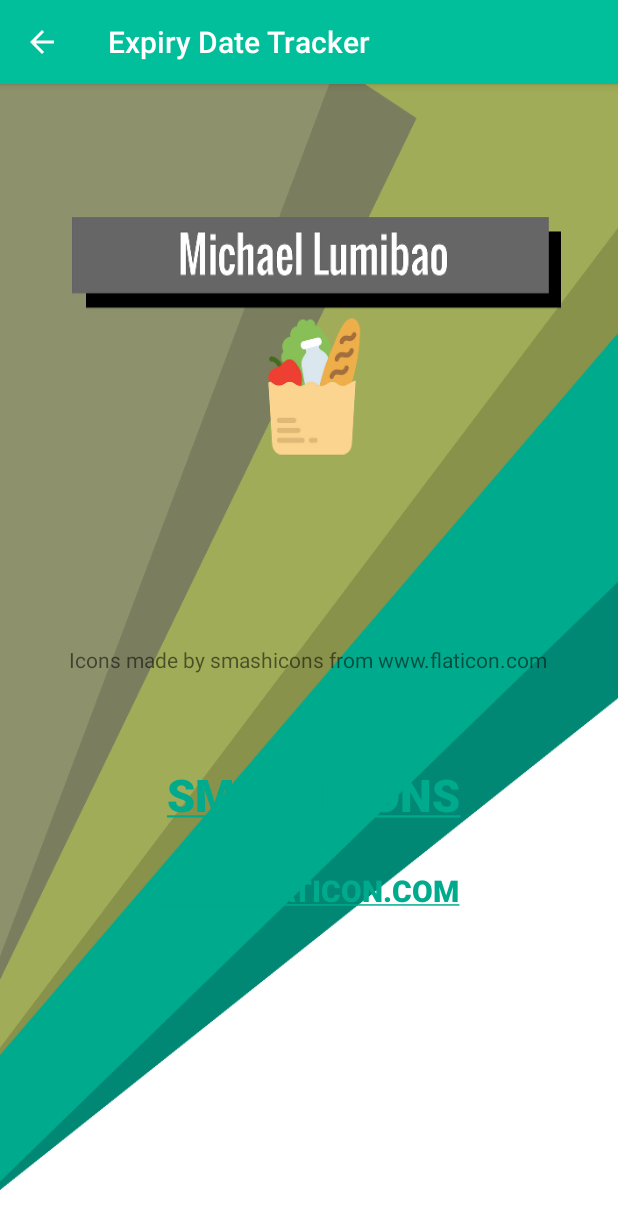
After one commit to Michaellumibao/ExpiryDateTracker, an Android app: the CreditsActivity screen opened directly, with no data from a screen before it, on a phone screen of 412 x 824 dp. The commit adds this screen. Shown: the top 1229 px of the screen. Run offline under Robolectric (Android 15) with nearby library versions, the phone set to English and light mode, and no system bars.

Commit message:
Added Credits Page

```diff
--- /dev/null
+++ b/Expiry-Tracker-App/src/main/java/com/lumibao/expirydatetracker/CreditsActivity.java
@@ -0,0 +1,40 @@
+package com.lumibao.expirydatetracker;
+
+import android.app.PendingIntent;
+import android.os.Bundle;
+import android.support.v7.app.AppCompatActivity;
+import android.text.method.LinkMovementMethod;
+import android.view.MenuItem;
+import android.widget.TextView;
+
+/**
+ * Created by micha on 2018-04-26.
+ */
+
+public class CreditsActivity extends AppCompatActivity {
+
+    @Override
+    protected void onCreate(Bundle savedInstanceState) {
+        super.onCreate(savedInstanceState);
+        setContentView(R.layout.credits_activity);
+
+        getSupportActionBar().setDisplayShowHomeEnabled(true);
+        getSupportActionBar().setDisplayHomeAsUpEnabled(true);
+
+        TextView smashicons = findViewById(R.id.smashicon_txt);
+        smashicons.setMovementMethod(LinkMovementMethod.getInstance());
+        TextView flaticons = findViewById(R.id.flaticon_txt);
+        flaticons.setMovementMethod(LinkMovementMethod.getInstance());
+    }
+
+    @Override
+    public boolean onOptionsItemSelected (MenuItem item) {
+        int id = item.getItemId();
+
+        if (id == android.R.id.home) {
+            this.finish();
+        }
+
+        return super.onOptionsItemSelected(item);
+    }
+}
--- /dev/null
+++ b/Expiry-Tracker-App/src/main/res/layout/credits_activity.xml
@@ -0,0 +1,41 @@
+<?xml version="1.0" encoding="utf-8"?>
+<RelativeLayout
+    xmlns:android="http://schemas.android.com/apk/res/android"
+    xmlns:app="http://schemas.android.com/apk/res-auto"
+    android:layout_width="match_parent"
+    android:layout_height="match_parent"
+    android:background="@drawable/credits_background">
+
+    <TextView
+        android:id="@+id/credits_description_text"
+        android:layout_width="wrap_content"
+        android:layout_height="wrap_content"
+        android:text="Icons made by smashicons from www.flaticon.com"
+        android:layout_centerInParent="true"/>
+
+    <TextView
+        android:id="@+id/smashicon_txt"
+        android:layout_width="wrap_content"
+        android:layout_height="wrap_content"
+        android:layout_below="@id/credits_description_text"
+        android:layout_centerHorizontal="true"
+        android:layout_marginTop="60dp"
+        android:text="@string/smashicons"
+        android:textAppearance="@style/TextAppearance.AppCompat.Button"
+        android:textColor="@android:color/background_dark"
+        android:textSize="30sp"
+        android:textStyle="bold" />
+
+    <TextView
+        android:id="@+id/flaticon_txt"
+        android:layout_width="wrap_content"
+        android:layout_height="wrap_content"
+        android:layout_below="@id/smashicon_txt"
+        android:layout_centerHorizontal="true"
+        android:layout_marginTop="30dp"
+        android:text="@string/flaticon"
+        android:textAppearance="@style/TextAppearance.AppCompat.Button"
+        android:textSize="20sp"
+        android:textStyle="bold" />
+
+</RelativeLayout>
--- a/Expiry-Tracker-App/src/main/res/values/colors.xml
+++ b/Expiry-Tracker-App/src/main/res/values/colors.xml
@@ -3,4 +3,6 @@
     <color name="colorPrimary">#00BF9A</color>
     <color name="colorPrimaryDark">#008975</color>
     <color name="colorAccent">#00AA8D</color>
+    <color name="splash1">#8E936D</color>
+    <color name="splash2">#A2AD59</color>
 </resources>
--- a/Expiry-Tracker-App/src/main/res/values/strings.xml
+++ b/Expiry-Tracker-App/src/main/res/values/strings.xml
@@ -2,4 +2,12 @@
     <string name="app_name">Expiry Date Tracker</string>
     <string name="action_settings">Settings</string>
     <string name="PREF_FILE">SharedPreferences</string>
+    <string name="NOTIFICATIONS_FILE">SharedPreferences</string>
+    <string name="enter_item_title">Enter Item Title</string>
+    <string name="choose_item_image">Choose Item Image</string>
+    <string name="enter_expiry_date">Enter Expiry Date</string>
+    <string name="smashicons">
+        <a href="https://smashicons.com">smashicons</a></string>
+    <string name="flaticon"><a href="https://flaticon.com">www.flaticon.com</a></string>
+
 </resources>
--- a/Expiry-Tracker-App/src/main/res/values/styles.xml
+++ b/Expiry-Tracker-App/src/main/res/values/styles.xml
@@ -14,6 +14,8 @@
     </style>
 
     <style name="AppTheme.AppBarOverlay" parent="ThemeOverlay.AppCompat.Dark.ActionBar" />
+    <style name="AppTheme.NoAppBarOverlay" parent="ThemeOverlay.AppCompat.Dark" />
+
 
     <style name="AppTheme.PopupOverlay" parent="ThemeOverlay.AppCompat.Light" />
 
```
Also changed, not shown: Expiry-Tracker-App/src/main/AndroidManifest.xml (+8 -2 lines), Expiry-Tracker-App/src/main/java/com/lumibao/expirydatetracker/AddOrEditActivity.java (+20 -11 lines), Expiry-Tracker-App/src/main/java/com/lumibao/expirydatetracker/Item.java (+12 -7 lines), Expiry-Tracker-App/src/main/java/com/lumibao/expirydatetracker/MainActivity.java (+83 -37 lines), Expiry-Tracker-App/src/main/java/com/lumibao/expirydatetracker/NotificationReciever.java (added, +244 -0 lines), Expiry-Tracker-App/src/main/res/layout/activity_main.xml (+8 -7 lines), Expiry-Tracker-App/src/main/res/layout/add_or_edit_view.xml (+40 -39 lines), Expiry-Tracker-App/src/main/res/menu/menu_main.xml (+16 -2 lines), Expiry-Tracker-App/src/main/res/drawable-xxhdpi/credits_background.png (added), Expiry-Tracker-App/src/main/res/drawable/credits_background.png (added).
